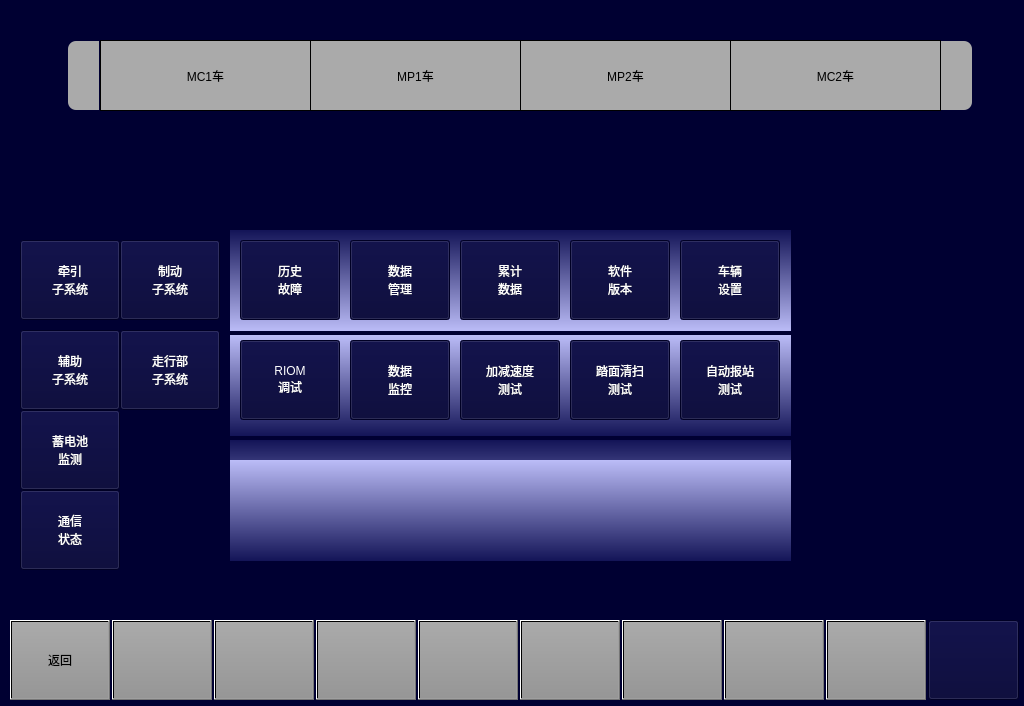
Qt form vehiclemaintainpage.ui (994656234/HHL) before a commit.
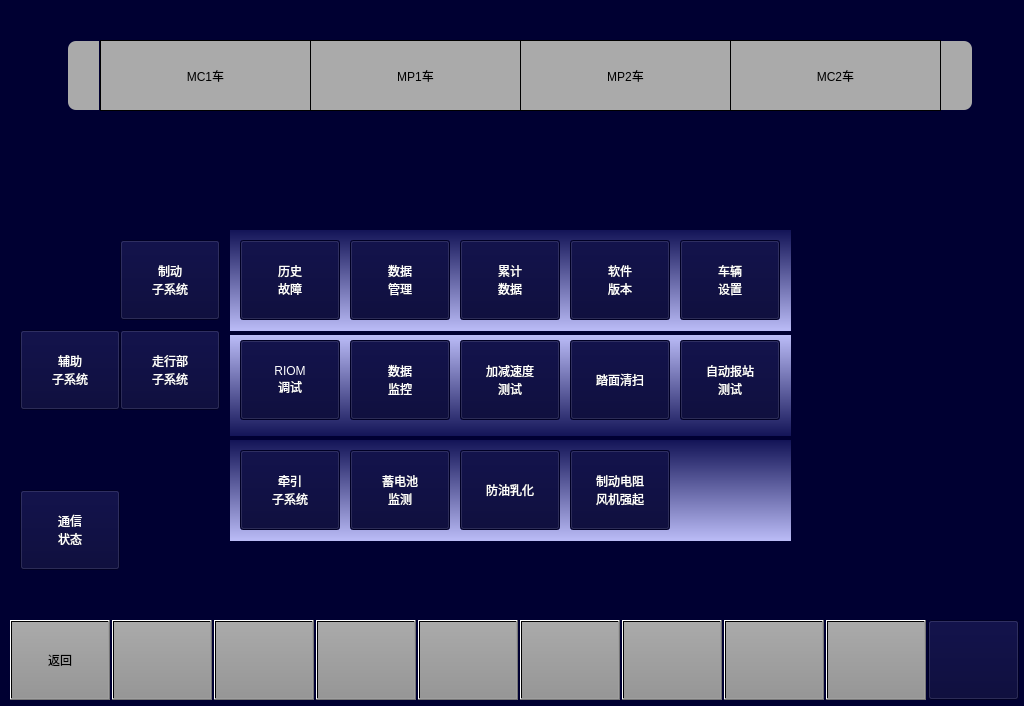
The same form after that commit. Icons and pictures are not drawn.

The edit to the form file:
```diff
--- a/vehiclemaintainpage.ui
+++ b/vehiclemaintainpage.ui
@@ -479,8 +479,8 @@
   <widget class="QPushButton" name="BTN_TractSubsystem">
    <property name="geometry">
     <rect>
-     <x>20</x>
-     <y>240</y>
+     <x>240</x>
+     <y>450</y>
      <width>100</width>
      <height>80</height>
     </rect>
@@ -682,7 +682,7 @@
    <property name="geometry">
     <rect>
      <x>230</x>
-     <y>460</y>
+     <y>440</y>
      <width>561</width>
      <height>101</height>
     </rect>
@@ -709,15 +709,14 @@
 font:20px &quot;微软雅黑&quot;;</string>
    </property>
    <property name="text">
-    <string>踏面清扫
-测试</string>
+    <string>踏面清扫</string>
    </property>
   </widget>
-  <widget class="QPushButton" name="BTN_Accumulate">
+  <widget class="QPushButton" name="BTN_Battery">
    <property name="geometry">
     <rect>
-     <x>20</x>
-     <y>410</y>
+     <x>350</x>
+     <y>450</y>
      <width>100</width>
      <height>80</height>
     </rect>
@@ -732,6 +731,50 @@
 监测</string>
    </property>
   </widget>
+  <widget class="QPushButton" name="BTN_fangyou">
+   <property name="geometry">
+    <rect>
+     <x>460</x>
+     <y>450</y>
+     <width>100</width>
+     <height>80</height>
+    </rect>
+   </property>
+   <property name="focusPolicy">
+    <enum>Qt::NoFocus</enum>
+   </property>
+   <property name="styleSheet">
+    <string notr="true">background-color: rgb(0, 0, 50);
+color: rgb(255, 255, 255);
+font:20px &quot;微软雅黑&quot;;</string>
+   </property>
+   <property name="text">
+    <string>防油乳化</string>
+   </property>
+  </widget>
+  <widget class="QPushButton" name="BTN_qiangqi">
+   <property name="geometry">
+    <rect>
+     <x>570</x>
+     <y>450</y>
+     <width>100</width>
+     <height>80</height>
+    </rect>
+   </property>
+   <property name="focusPolicy">
+    <enum>Qt::NoFocus</enum>
+   </property>
+   <property name="styleSheet">
+    <string notr="true">background-color: rgb(0, 0, 50);
+color: rgb(255, 255, 255);
+font:20px &quot;微软雅黑&quot;;</string>
+   </property>
+   <property name="text">
+    <string>制动电阻
+风机强起</string>
+   </property>
+  </widget>
+  <zorder>lbl2_2</zorder>
   <zorder>lbl1_2</zorder>
   <zorder>lbl2</zorder>
   <zorder>lbl1</zorder>
@@ -766,9 +809,10 @@
   <zorder>BTN_speedTest</zorder>
   <zorder>label</zorder>
   <zorder>label_2</zorder>
-  <zorder>lbl2_2</zorder>
   <zorder>BTN_Cut</zorder>
-  <zorder>BTN_Accumulate</zorder>
+  <zorder>BTN_Battery</zorder>
+  <zorder>BTN_fangyou</zorder>
+  <zorder>BTN_qiangqi</zorder>
  </widget>
  <resources/>
  <connections/>
```
